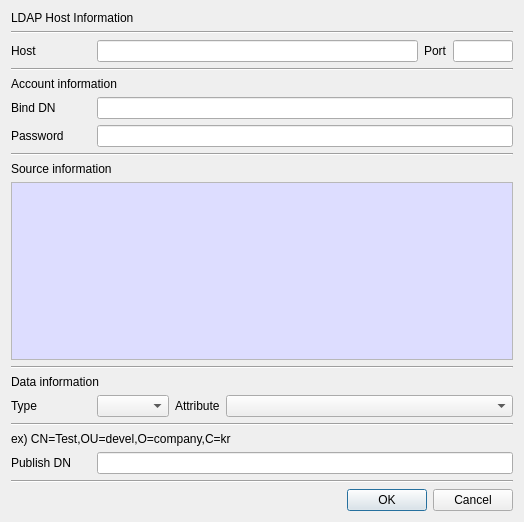
Old version of the form CertMan/pub_ldap_dlg.ui in the repository jykim74/CertMan.
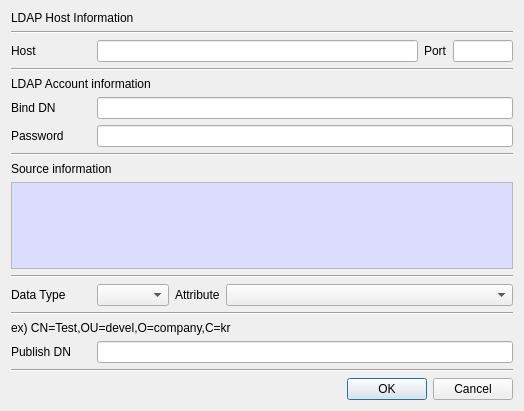
New version of the form.

```diff
--- a/CertMan/pub_ldap_dlg.ui
+++ b/CertMan/pub_ldap_dlg.ui
@@ -7,7 +7,7 @@
     <x>0</x>
     <y>0</y>
     <width>524</width>
-    <height>522</height>
+    <height>411</height>
    </rect>
   </property>
   <property name="windowTitle">
@@ -78,7 +78,7 @@
    <item>
     <widget class="QLabel" name="label_3">
      <property name="text">
-      <string>Account information</string>
+      <string>LDAP Account information</string>
      </property>
     </widget>
    </item>
@@ -209,13 +209,6 @@
      </property>
     </widget>
    </item>
-   <item>
-    <widget class="QLabel" name="label_6">
-     <property name="text">
-      <string>Data information</string>
-     </property>
-    </widget>
-   </item>
    <item>
     <layout class="QGridLayout" name="gridLayout_4">
      <property name="topMargin">
@@ -240,7 +233,7 @@
         </size>
        </property>
        <property name="text">
-        <string>Type</string>
+        <string>Data Type</string>
        </property>
       </widget>
      </item>
```
